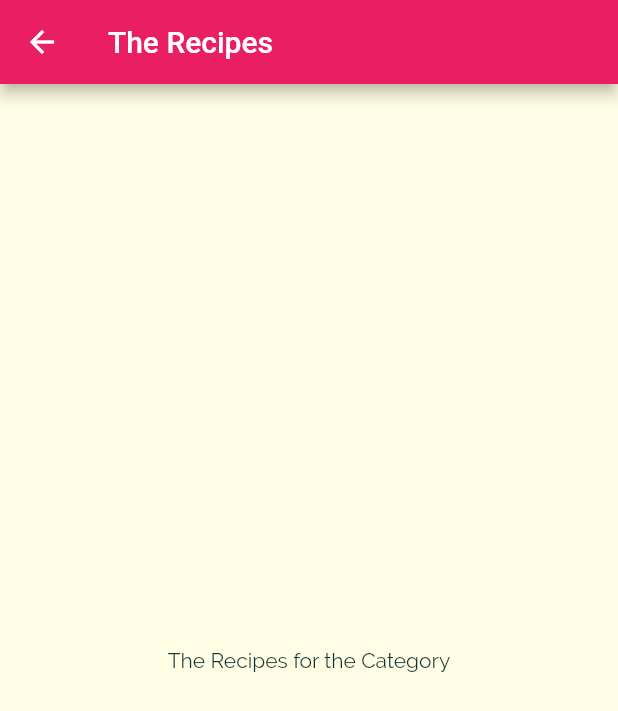
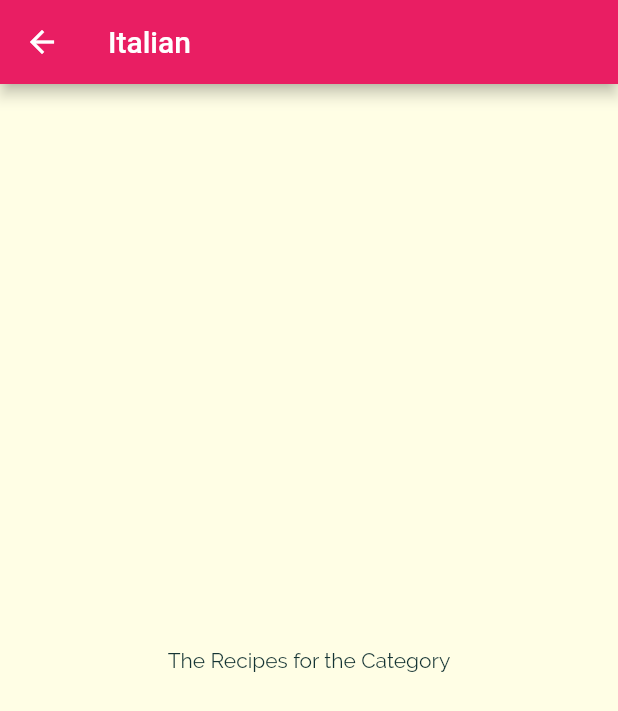
Before and after one commit to dastagg/ACMIND-meals, a Flutter app: the screen it shows after launch, after a tap on "Italian", on a phone screen of 412 x 824 dp. Shown: the top 711 px of the screen. Run offline on Flutter 3.47's test engine with Material 2 defaults, Android fonts, the phone set to English and light mode, and no system bars.

Commit message:
Update to send data to new Category Meals screen.

```diff
--- a/lib/categories_screen.dart
+++ b/lib/categories_screen.dart
@@ -24,7 +24,8 @@ class CategoriesScreen extends StatelessWidget {
           mainAxisSpacing: 20,
         ),
         children: DUMMY_CATEGORIES
-            .map((catData) => CategoryItem(catData.title, catData.color))
+            .map((catData) =>
+                CategoryItem(catData.id, catData.title, catData.color))
             .toList(),
       ),
     );
--- a/lib/category_item.dart
+++ b/lib/category_item.dart
@@ -1,15 +1,18 @@
 import 'package:flutter/material.dart';
+
 import 'category_meals_screen.dart';
 
 class CategoryItem extends StatelessWidget {
+  final String id;
   final String title;
   final Color color;
 
-  const CategoryItem(this.title, this.color, {Key? key}) : super(key: key);
+  const CategoryItem(this.id, this.title, this.color, {Key? key})
+      : super(key: key);
 
   void selectCategory(BuildContext ctx) {
     Navigator.of(ctx).push(MaterialPageRoute(builder: (_) {
-      return const CategoryMealsScreen();
+      return CategoryMealsScreen(id, title);
     }));
   }
 
--- a/lib/category_meals_screen.dart
+++ b/lib/category_meals_screen.dart
@@ -1,13 +1,17 @@
 import 'package:flutter/material.dart';
 
 class CategoryMealsScreen extends StatelessWidget {
-  const CategoryMealsScreen({Key? key}) : super(key: key);
+  final String categoryId;
+  final String categoryTitle;
+
+  const CategoryMealsScreen(this.categoryId, this.categoryTitle, {Key? key})
+      : super(key: key);
 
   @override
   Widget build(BuildContext context) {
     return Scaffold(
       appBar: AppBar(
-        title: const Text('The Recipes'),
+        title: Text(categoryTitle),
       ),
       body: const Center(
         child: Text('The Recipes for the Category'),
```
